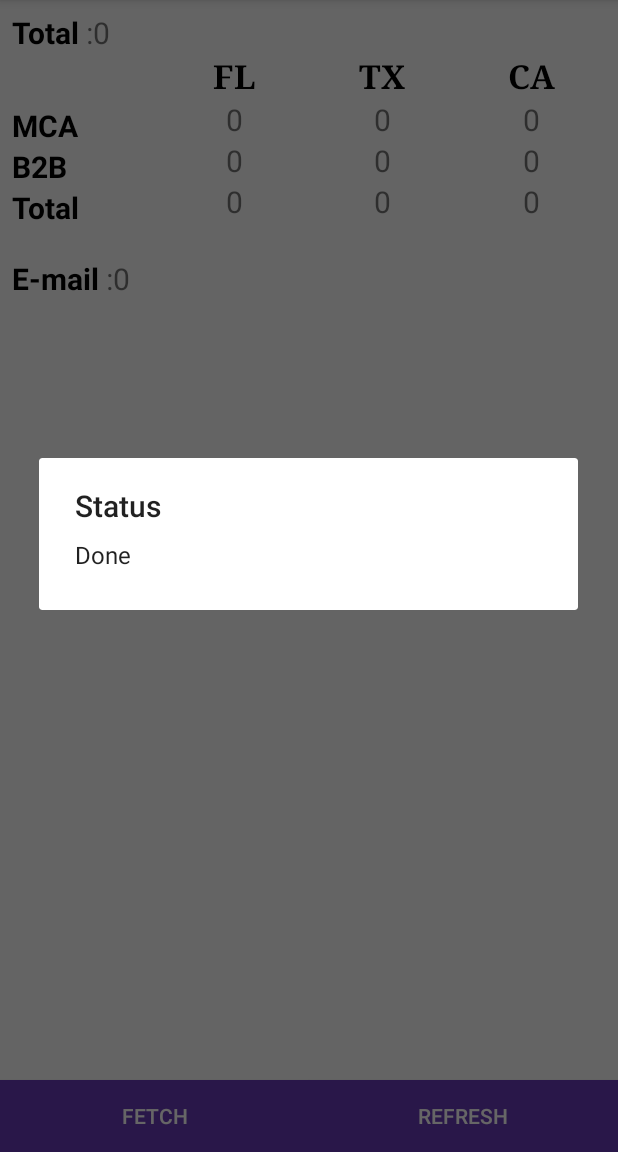
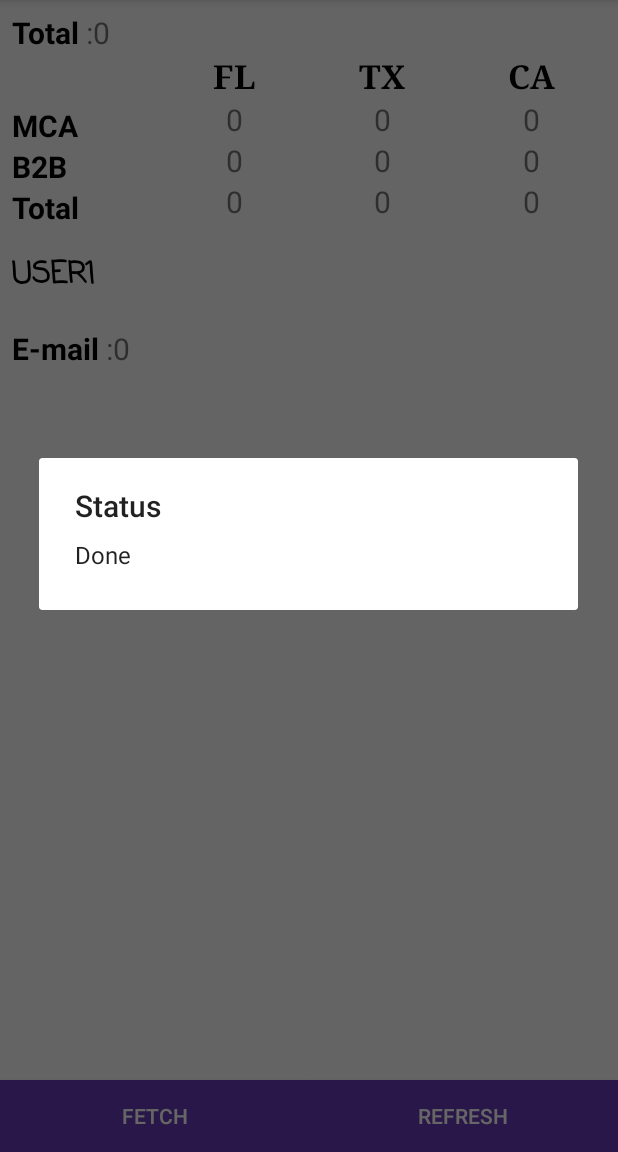
Before and after one commit to allanjojoa/Employee-App, an Android app: the screen it shows after launch (MainActivity), after a tap on "FETCH", on a phone screen of 412 x 824 dp, the part 84-1236 px from its top. Run offline under Robolectric (Android 15) with nearby library versions, the phone set to English and light mode, and no system bars.

Commit message:
User Added

```diff
--- a/app/src/main/java/com/allan/android/employee/BackgroundWorker.java
+++ b/app/src/main/java/com/allan/android/employee/BackgroundWorker.java
@@ -109,6 +109,17 @@ public class BackgroundWorker extends AsyncTask<String,Void,String> {
                             num++;
                         }
                     }
+                    else if(lead_type.equals("user1")){
+                        if (num==1) {
+                            MainActivity.user1_count = line;
+                            num++;
+                        }
+                        else if (num==2) {
+                            MainActivity.user1_name = line;
+                            num++;
+                        }
+
+                    }
 
                 }
                 bufferedReader.close();
--- a/app/src/main/java/com/allan/android/employee/MainActivity.java
+++ b/app/src/main/java/com/allan/android/employee/MainActivity.java
@@ -7,6 +7,7 @@ import android.widget.TextView;
 
 public class MainActivity extends AppCompatActivity {
     static String ca_total,ca_b2b,ca_mca,fl_total,fl_b2b,fl_mca,tx_total,tx_b2b,tx_mca,total_email;
+    static String user1_name,user1_count;
     static int total_background,background_executed;
     int i;
     //private TextView ca_total_textview,ca_mca_textview,ca_b2b_textview,fl_total_textview,fl_mca_textview,fl_b2b_textview,tx_total_textview,tx_mca_textview,tx_b2b_textview;
@@ -27,7 +28,7 @@ public class MainActivity extends AppCompatActivity {
     }
 
     public void OnLogin(View view) {
-        total_background=4;
+        total_background=5;
         background_executed=1;
         String type = "login";
         String query="select count(*) from Auditdot_Internship.ca_feb9_2016 where doc_contact=7 and doneDate='2016-11-14' and leadtype='MCA'";;
@@ -50,6 +51,12 @@ public class MainActivity extends AppCompatActivity {
         query2="select count(debtor_email) from Auditdot_Internship.tx_jan26_2016 where doc_contact=7 and doneDate='2016-11-14' and debtor_email and debtor_email IS NOT NULL or debtor_email <>''";
         BackgroundWorker backgroundWorker3 = new BackgroundWorker(this);
         backgroundWorker3.execute(type,query,query1,query2, "email");
+
+        query="select count(donebyUser) from Auditdot_Internship.ca_feb9_2016 where doc_contact=7 and donebyUser='jibin'";
+        query1="select donebyUser from Auditdot_Internship.ca_feb9_2016 where doc_contact=7 and donebyUser='jibin'";
+        query2="select count(donebyUser) from Auditdot_Internship.tx_jan26_2016 where doc_contact=7 and donebyUser='jibin'";
+        BackgroundWorker backgroundWorker4 = new BackgroundWorker(this);
+        backgroundWorker4.execute(type,query,query1,query2,"user1");
         //BackgroundWorker backgroundWorker = new BackgroundWorker(this);
         //backgroundWorker.execute(type, "internship", "upsC734~");
     }
@@ -79,6 +86,9 @@ public class MainActivity extends AppCompatActivity {
             total_textview.setText(":" + i);
             TextView email_textview = (TextView) findViewById(R.id.email_textview);
             email_textview.setText(":" + total_email);
+
+            TextView user1_textview=(TextView) findViewById(R.id.user1_textview);
+            user1_textview.setText(user1_name+":"+user1_count);
         }
     }
 
--- a/app/src/main/res/layout/activity_main.xml
+++ b/app/src/main/res/layout/activity_main.xml
@@ -214,6 +214,27 @@
             </LinearLayout>
         </LinearLayout>
 
+
+        <LinearLayout
+            android:layout_width="match_parent"
+            android:layout_height="wrap_content"
+            android:layout_marginTop="16dp"
+            android:orientation="horizontal">
+
+                <TextView
+                    android:layout_width="match_parent"
+                    android:layout_height="match_parent"
+                    android:text="user1"
+                    android:id="@+id/user1_textview"
+                    android:textColor="@android:color/black"
+                    android:textSize="20sp"
+                    android:fontFamily="casual"
+                    android:textAllCaps="true"
+                    android:textStyle="bold" />
+
+        </LinearLayout>
+
+
         <LinearLayout
             android:layout_width="match_parent"
             android:layout_height="wrap_content">
```
